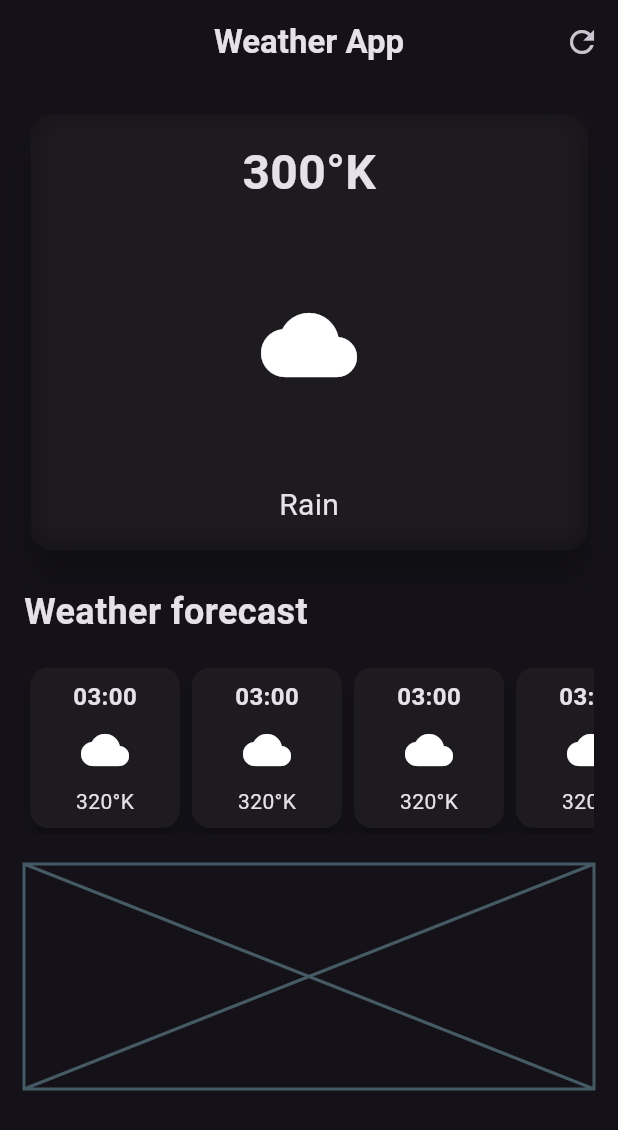
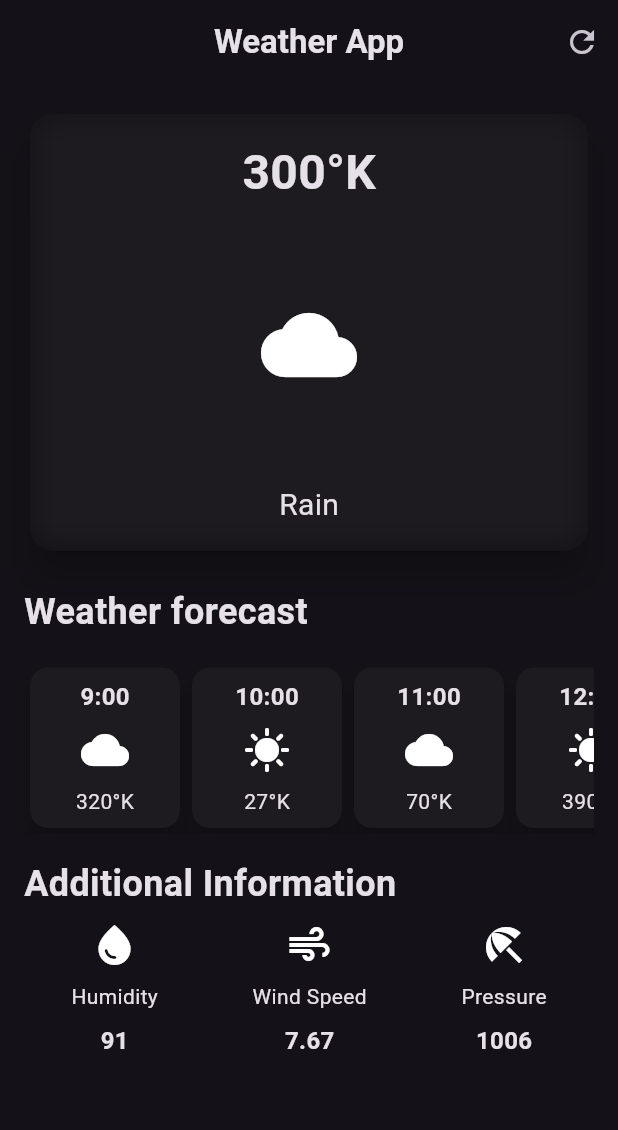
Before and after one commit to NnamdiLuke/weather-app, a Flutter app: the screen it shows after launch, on a phone screen of 412 x 824 dp. Shown: the top 1130 px of the screen. Run offline on Flutter 3.47's test engine with Material 3 defaults, Android fonts, the phone set to English and light mode, and no system bars.

Commit message:
final ui

```diff
--- /dev/null
+++ b/lib/additional_information_item.dart
@@ -0,0 +1,29 @@
+import 'package:flutter/material.dart';
+
+class AdditionalInformationItem extends StatelessWidget {
+  final IconData icon;
+  final String label;
+  final String value;
+  const AdditionalInformationItem({
+    super.key,
+    required this.icon,
+    required this.label,
+    required this.value,
+  });
+
+  @override
+  Widget build(BuildContext context) {
+    return Column(
+      children: [
+        Icon(icon, size: 32),
+        const SizedBox(height: 8),
+        Text(label),
+        const SizedBox(height: 8),
+        Text(
+          value,
+          style: TextStyle(fontSize: 16, fontWeight: FontWeight.bold),
+        ),
+      ],
+    );
+  }
+}
--- /dev/null
+++ b/lib/hourly_forecast_item.dart
@@ -0,0 +1,37 @@
+import 'package:flutter/material.dart';
+
+class HourlyForecastItem extends StatelessWidget {
+  final String time;
+  final String temperature;
+  final IconData icon;
+  const HourlyForecastItem({
+    super.key,
+    required this.time,
+    required this.temperature,
+    required this.icon,
+  });
+
+  @override
+  Widget build(BuildContext context) {
+    return Card(
+      elevation: 6,
+      child: Container(
+        width: 100,
+        padding: const EdgeInsets.all(8.0),
+        decoration: BoxDecoration(borderRadius: BorderRadius.circular(12)),
+        child: Column(
+          children: [
+            Text(
+              time,
+              style: TextStyle(fontSize: 16, fontWeight: FontWeight.bold),
+            ),
+            const SizedBox(height: 8),
+            Icon(icon, size: 32),
+            const SizedBox(height: 8),
+            Text(temperature),
+          ],
+        ),
+      ),
+    );
+  }
+}
--- a/lib/weather_screen.dart
+++ b/lib/weather_screen.dart
@@ -1,6 +1,8 @@
 import 'dart:ui';
 
 import 'package:flutter/material.dart';
+import 'package:weather_app/additional_information_item.dart';
+import 'package:weather_app/hourly_forecast_item.dart';
 
 class WeatherScreen extends StatelessWidget {
   const WeatherScreen({super.key});
@@ -74,138 +76,62 @@ class WeatherScreen extends StatelessWidget {
               scrollDirection: Axis.horizontal,
               child: Row(
                 children: [
-                  Card(
-                    elevation: 6,
-                    child: Container(
-                      width: 100,
-                      padding: const EdgeInsets.all(8.0),
-                      decoration: BoxDecoration(
-                        borderRadius: BorderRadius.circular(12),
-                      ),
-                      child: Column(
-                        children: [
-                          Text(
-                            '03:00',
-                            style: TextStyle(
-                              fontSize: 16,
-                              fontWeight: FontWeight.bold,
-                            ),
-                          ),
-                          const SizedBox(height: 8),
-                          Icon(Icons.cloud, size: 32),
-                          const SizedBox(height: 8),
-                          Text('320°K'),
-                        ],
-                      ),
-                    ),
+                  HourlyForecastItem(
+                    time: '9:00',
+                    temperature: '320°K',
+                    icon: Icons.cloud,
                   ),
-                  Card(
-                    elevation: 6,
-                    child: Container(
-                      width: 100,
-                      padding: const EdgeInsets.all(8.0),
-                      decoration: BoxDecoration(
-                        borderRadius: BorderRadius.circular(12),
-                      ),
-                      child: Column(
-                        children: [
-                          Text(
-                            '03:00',
-                            style: TextStyle(
-                              fontSize: 16,
-                              fontWeight: FontWeight.bold,
-                            ),
-                          ),
-                          const SizedBox(height: 8),
-                          Icon(Icons.cloud, size: 32),
-                          const SizedBox(height: 8),
-                          Text('320°K'),
-                        ],
-                      ),
-                    ),
+                  HourlyForecastItem(
+                    time: '10:00',
+                    temperature: '27°K',
+                    icon: Icons.sunny,
                   ),
-                  Card(
-                    elevation: 6,
-                    child: Container(
-                      width: 100,
-                      padding: const EdgeInsets.all(8.0),
-                      decoration: BoxDecoration(
-                        borderRadius: BorderRadius.circular(12),
-                      ),
-                      child: Column(
-                        children: [
-                          Text(
-                            '03:00',
-                            style: TextStyle(
-                              fontSize: 16,
-                              fontWeight: FontWeight.bold,
-                            ),
-                          ),
-                          const SizedBox(height: 8),
-                          Icon(Icons.cloud, size: 32),
-                          const SizedBox(height: 8),
-                          Text('320°K'),
-                        ],
-                      ),
-                    ),
+                  HourlyForecastItem(
+                    time: '11:00',
+                    temperature: '70°K',
+                    icon: Icons.cloud,
                   ),
-                  Card(
-                    elevation: 6,
-                    child: Container(
-                      width: 100,
-                      padding: const EdgeInsets.all(8.0),
-                      decoration: BoxDecoration(
-                        borderRadius: BorderRadius.circular(12),
-                      ),
-                      child: Column(
-                        children: [
-                          Text(
-                            '03:00',
-                            style: TextStyle(
-                              fontSize: 16,
-                              fontWeight: FontWeight.bold,
-                            ),
-                          ),
-                          const SizedBox(height: 8),
-                          Icon(Icons.cloud, size: 32),
-                          const SizedBox(height: 8),
-                          Text('320°K'),
-                        ],
-                      ),
-                    ),
+                  HourlyForecastItem(
+                    time: '12:00',
+                    temperature: '390°K',
+                    icon: Icons.sunny,
                   ),
-                  Card(
-                    elevation: 6,
-                    child: Container(
-                      width: 100,
-                      padding: const EdgeInsets.all(8.0),
-                      decoration: BoxDecoration(
-                        borderRadius: BorderRadius.circular(12),
-                      ),
-                      child: Column(
-                        children: [
-                          Text(
-                            '03:00',
-                            style: TextStyle(
-                              fontSize: 16,
-                              fontWeight: FontWeight.bold,
-                            ),
-                          ),
-                          const SizedBox(height: 8),
-                          Icon(Icons.cloud, size: 32),
-                          const SizedBox(height: 8),
-                          Text('320°K'),
-                        ],
-                      ),
-                    ),
+                  HourlyForecastItem(
+                    time: '01:00',
+                    temperature: '30°K',
+                    icon: Icons.cloud,
                   ),
                 ],
               ),
             ),
-            const SizedBox(height: 20),
+            const SizedBox(height: 16),
+
             // Additional info
-            const Placeholder(fallbackHeight: 150),
-            //
+            const Text(
+              'Additional Information',
+              style: TextStyle(fontSize: 24, fontWeight: FontWeight.bold),
+            ),
+            const SizedBox(height: 8),
+            Row(
+              mainAxisAlignment: MainAxisAlignment.spaceAround,
+              children: [
+                AdditionalInformationItem(
+                  icon: Icons.water_drop,
+                  label: 'Humidity',
+                  value: '91',
+                ),
+                AdditionalInformationItem(
+                  icon: Icons.air,
+                  label: 'Wind Speed',
+                  value: '7.67',
+                ),
+                AdditionalInformationItem(
+                  icon: Icons.beach_access,
+                  label: 'Pressure',
+                  value: '1006',
+                ),
+              ],
+            ),
           ],
         ),
       ),
```
